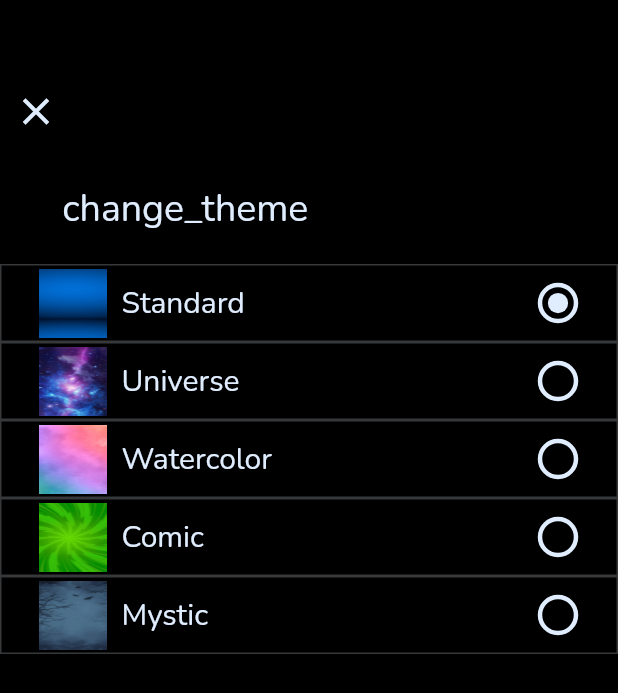
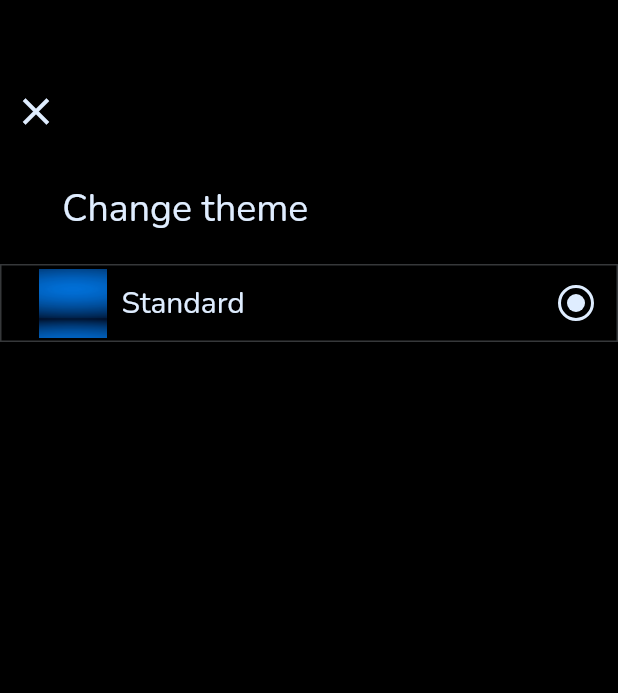
Before and after one commit to AnkaZhgunova/CrystalBall, a Flutter app: the ThemeScreen screen opened directly, on a phone screen of 412 x 824 dp. Shown: the top 693 px of the screen. Run offline on Flutter 3.47's test engine with Material 2 defaults, Android fonts, the light colour scheme and no system bars; our stand-ins replace easy_localization.

Commit message:
theme selected WIP

```diff
--- a/lib/answer_provider.dart
+++ b/lib/answer_provider.dart
@@ -3,22 +3,19 @@ import 'dart:math';
 import 'package:easy_localization/easy_localization.dart';
 import 'package:flutter/material.dart';
 
-enum LanguageApp { russian, english, ukrainian }
-enum ThemeApp { theme1, theme2, theme3, theme4, theme5 }
-
+enum AppTheme {standard, universe, watercolor, comic, mystic}
 class AnswerProvider extends ChangeNotifier {
-
   double size = 30;
-  var element = tr('start');
+  var element = 'start';
   List<String> answer = [
     'yes',
     'no',
     'foggy',
     'prospects_not_very_good',
   ];
+
   final _random = Random();
   Image image = Image.asset('assets/images/iside_circle.png');
-
 
   void changeAnswer() {
     element = answer[_random.nextInt(answer.length)];
@@ -27,22 +24,31 @@ class AnswerProvider extends ChangeNotifier {
     notifyListeners();
   }
 
-  LanguageApp _language = LanguageApp.russian;
+  String _backgroundImage = 'assets/images/image.png';
+  AppTheme _appTheme = AppTheme.standard;
 
-  LanguageApp get languageButton => _language;
+  String get backgroundImage => _backgroundImage;
+  AppTheme get appTheme => _appTheme;
 
-  void changeLanguageButton(LanguageApp? value){
-    _language = value!;
-    notifyListeners();
+  void changeTheme(AppTheme theme){
+    switch(theme){
+      case AppTheme.standard:
+        _backgroundImage = 'assets/images/image.png';
+        break;
+      case AppTheme.universe:
+        _backgroundImage = 'assets/images/image 27.png';
+        break;
+      case AppTheme.watercolor:
+        _backgroundImage = 'assets/images/11 1.png';
+        break;
+      case AppTheme.comic:
+        _backgroundImage = 'assets/images/685 1.png';
+        break;
+      case AppTheme.mystic:
+        _backgroundImage = 'assets/images/423826-PE4KYC-325 1.png';
+        break;
+    }
+    _appTheme = theme;
+  notifyListeners();
   }
-
-  ThemeApp _theme = ThemeApp.theme1;
-
-  ThemeApp get themeButton => _theme;
-
-  void changeButtonTheme(ThemeApp? value){
-    _theme = value!;
-    notifyListeners();
-  }
-
 }
--- a/lib/constants.dart
+++ b/lib/constants.dart
@@ -1,4 +1,5 @@
 import 'package:flutter/material.dart';
+
 
 const kTextColor = Color(0xFFDFEDFF);
 
@@ -7,18 +8,22 @@ class Style {
     color: Color(0xFFDFEDFF),
     fontFamily: 'Nunito',
     fontSize: 25,
-    fontWeight: FontWeight.w400,
   );
   static final TextStyle fs20Regular400 = TextStyle(
     color: Color(0xFFDFEDFF),
     fontFamily: 'Nunito',
     fontSize: 20,
-    fontWeight: FontWeight.w400,
   );
   static final TextStyle fs18Regular400 = TextStyle(
     color: Color(0xFFDFEDFF),
     fontFamily: 'Nunito',
     fontSize: 18,
-    fontWeight: FontWeight.w400,
   );
+
+  static final TextStyle fs25Comfortaa700 = TextStyle(
+    color: Color(0xFFDFEDFF),
+    fontFamily: 'Comfortaa',
+    fontSize: 25,
+  );
+
 }
--- a/lib/main_screen.dart
+++ b/lib/main_screen.dart
@@ -18,7 +18,7 @@ class MainScreen extends StatelessWidget {
           width: double.infinity,
           decoration: BoxDecoration(
             image: DecorationImage(
-              image: AssetImage('assets/images/image.png'),
+              image: AssetImage(_state.backgroundImage),
               fit: BoxFit.cover,
             ),
           ),
--- a/lib/settings/setting_screen.dart
+++ b/lib/settings/setting_screen.dart
@@ -34,9 +34,9 @@ class SettingScreen extends StatelessWidget {
           ),
           Padding(
             padding: const EdgeInsets.only(
-              left: 25,
+              left: 10,
               top: 24,
-              right: 243,
+              right: 190,
               bottom: 20,
             ),
             child: Text(
--- a/lib/settings/theme.dart
+++ b/lib/settings/theme.dart
@@ -38,60 +38,67 @@ class ThemeScreen extends StatelessWidget {
             ),
             child: Text(
               'change_theme',
-              style: TextStyle(
-                color: Color(0xFFDFEDFF),
-                fontFamily: 'Nunito',
-                fontSize: 25,
-                fontWeight: FontWeight.w400,
-              ),
-            ),
+              style: Style.fs25Regular400,
+            ).tr(),
           ),
           ThemeContainer(
               image: 'assets/images/image.png',
               textTheme: 'standard',
-              onChanged: _state.changeButtonTheme,
-              value1: ThemeApp.theme1),
-          ThemeContainer(
-              image: 'assets/images/image 27.png',
-              textTheme: 'universe',
-              onChanged: _state.changeButtonTheme,
-              value1: ThemeApp.theme2),
-          ThemeContainer(
-              image: 'assets/images/11 1.png',
-              textTheme: 'water_color',
-              onChanged: _state.changeButtonTheme,
-              value1: ThemeApp.theme3),
-          ThemeContainer(
-              image: 'assets/images/685 1.png',
-              textTheme: 'comic',
-              onChanged: _state.changeButtonTheme,
-              value1: ThemeApp.theme4),
-          ThemeContainer(
-              image: 'assets/images/423826-PE4KYC-325 1.png',
-              textTheme: 'mystic',
-              onChanged: _state.changeButtonTheme,
-              value1: ThemeApp.theme5),
+              selected: _state.appTheme == AppTheme.standard,
+              appTheme: _state.appTheme,
+              onChanged: (AppTheme theme){
+                Navigator.pop(context, );
+          },
+          ),
+          // ThemeContainer(
+          //     image: 'assets/images/image 27.png',
+          //     textTheme: 'universe',
+          //     onChanged: _state.changeButtonTheme,
+          //     value1: ThemeApp.theme2),
+          // ThemeContainer(
+          //     image: 'assets/images/11 1.png',
+          //     textTheme: 'water_color',
+          //     onChanged: _state.changeButtonTheme,
+          //     value1: ThemeApp.theme3),
+          // ThemeContainer(
+          //     image: 'assets/images/685 1.png',
+          //     textTheme: 'comic',
+          //     onChanged: _state.changeButtonTheme,
+          //     value1: ThemeApp.theme4),
+          // ThemeContainer(
+          //     image: 'assets/images/423826-PE4KYC-325 1.png',
+          //     textTheme: 'mystic',
+          //     onChanged: _state.changeButtonTheme,
+          //     value1: ThemeApp.theme5),
         ],
       ),
     );
   }
 }
 
-class ThemeContainer extends StatelessWidget {
+
+class ThemeContainer extends StatefulWidget {
   final String textTheme;
-  final ValueChanged<ThemeApp?> onChanged;
-  final ThemeApp value1;
+  final bool selected;
+  final ValueChanged<AppTheme> onChanged;
   final String image;
+  final AppTheme appTheme;
+
   ThemeContainer({Key? key,
     required this.textTheme,
     required this.onChanged,
-    required this.value1,
     required this.image,
+    required this.selected,
+    required this.appTheme,
   }) : super(key: key);
 
   @override
+  State<ThemeContainer> createState() => _ThemeContainerState();
+}
+
+class _ThemeContainerState extends State<ThemeContainer> {
+  @override
   Widget build(BuildContext context) {
-    AnswerProvider _state = Provider.of<AnswerProvider>(context);
     return Container(
       padding: EdgeInsets.symmetric(vertical: 1, horizontal: 15),
       height: 52,
@@ -105,30 +112,44 @@ class ThemeContainer extends StatelessWidget {
           Padding(
             padding: const EdgeInsets.symmetric(vertical: 1, horizontal: 10),
             child: Image.asset(
-              image,
+              widget.image,
               width: 45,
               fit: BoxFit.fill,
             ),
           ),
           Text(
-            textTheme,
+            widget.textTheme,
             style: Style.fs20Regular400,
           ).tr(),
           Spacer(),
-          Theme(
-            data: ThemeData(
-              unselectedWidgetColor: kTextColor,
-            ),
-            child: Transform.scale(
-              scale: 1.5,
-              child: Radio<ThemeApp>(
-                activeColor: kTextColor,
-                value: value1,
-                groupValue: _state.themeButton,
-                onChanged: onChanged,
+          GestureDetector(
+            onTap: () {
+              widget.onChanged.call(AppTheme);
+            },
+            child: Container(
+              width: 24,
+              height: 24,
+              decoration: BoxDecoration(
+                borderRadius: BorderRadius.all(Radius.circular(45)),
+                border: Border.all(
+                  width: 2,
+                  color: Color(0xffDFEDFF),
+                ),
+              ),
+              child: Visibility(
+                visible: widget.selected,
+                child: Container(
+                  margin: EdgeInsets.all(4),
+                  decoration: BoxDecoration(
+                    color: Color(0xffDFEDFF),
+                    borderRadius: BorderRadius.all(
+                      Radius.circular(45),
+                    ),
+                  ),
+                ),
               ),
             ),
-          ),
+          )
         ],
       ),
     );
```
Also changed, not shown: lib/settings/language.dart (+12 -3 lines), pubspec.yaml (+16 -1 lines), fonts/Comfortaa-Bold.ttf (added), fonts/ComicNeue-Bold.ttf (added), fonts/Nunito-SemiBold.ttf (added), fonts/Underdog-Regular.ttf (added).
